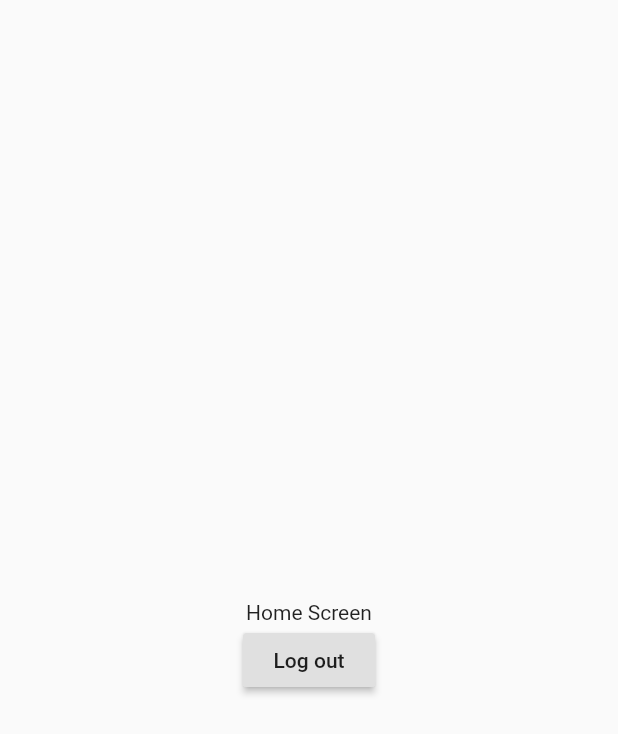
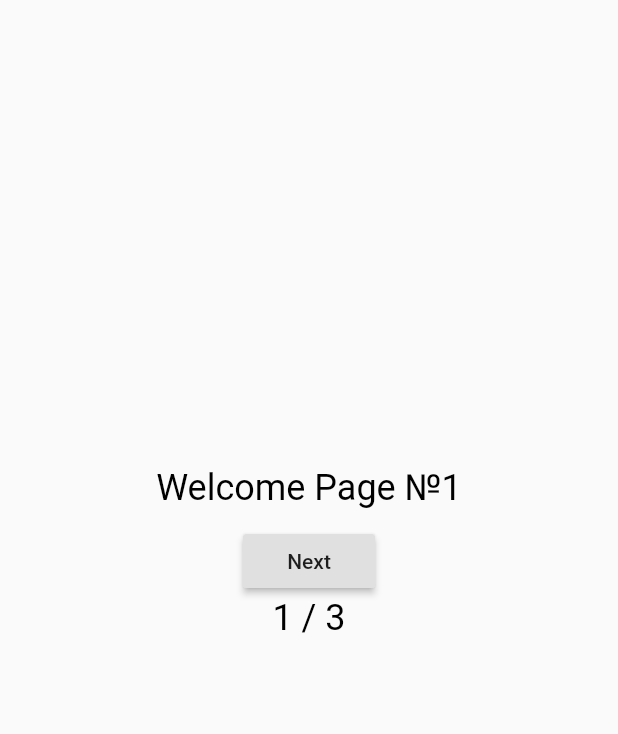
Before and after one commit to IogiS/flutter-test, a Flutter app: the screen it shows after launch, on a phone screen of 412 x 824 dp. Shown: the top 734 px of the screen. Run offline on Flutter 3.47's test engine with Material 2 defaults, Android fonts, the phone set to English and light mode, and no system bars; our stand-ins replace flutter_bloc; missing offline and left inert: flutter_session, jaguar_jwt.

Commit message:
add  series of welcome pages

```diff
--- a/test_flutter/lib/auth/auth_repository.dart
+++ b/test_flutter/lib/auth/auth_repository.dart
@@ -10,7 +10,7 @@ class AuthRepository {
   static final SESSION = FlutterSession();
   Future<void> login(String username, String password) async {
     const baseUrl = 'https://my-json-server.typicode.com/IogiS/FakeRestAPI';
-    const key = 's3cr3t';
+
     bool candidate = false;
     try {
       var res = await http.get('$baseUrl/users');
@@ -46,7 +46,6 @@ class AuthRepository {
 
     String token = issueJwtHS256(claimSet, key);
     final JwtClaim decClaimSet = verifyJwtHS256Signature(token, key);
-    print(decClaimSet.payload.entries.last.value);
     return token;
   }
 
--- a/test_flutter/lib/main.dart
+++ b/test_flutter/lib/main.dart
@@ -2,6 +2,7 @@ import 'package:flutter/material.dart';
 import 'package:flutter_bloc/flutter_bloc.dart';
 import 'package:test_flutter/auth/login/login_view.dart';
 import 'package:test_flutter/auth/auth_repository.dart';
+import 'package:test_flutter/pages/main_content.dart';
 import 'package:test_flutter/pages/welcome_pages.dart';
 
 void main() {
@@ -22,6 +23,7 @@ class MyApp extends StatelessWidget {
               child: LoginView(),
             ),
         '/welcomePage': (context) => WelcomePage(),
+        '/mainContent': (context) => MainContent(),
       },
     );
   }
--- a/test_flutter/lib/pages/welcome_pages.dart
+++ b/test_flutter/lib/pages/welcome_pages.dart
@@ -1,24 +1,101 @@
 import 'package:flutter/material.dart';
-import 'package:test_flutter/auth/auth_repository.dart';
 
-class WelcomePage extends StatelessWidget {
+class WelcomePage extends StatefulWidget {
   const WelcomePage({Key? key}) : super(key: key);
+
+  @override
+  State<WelcomePage> createState() => _WelcomePageState();
+}
+
+int _widgetId = 1;
+
+class _WelcomePageState extends State<WelcomePage> {
+  Widget _renderWidget() {
+    if (_widgetId == 1) {
+      return _renderWidget1();
+    } else if (_widgetId == 2) {
+      return _renderWidget2();
+    } else {
+      return _renderWidget3();
+    }
+  }
+
+  void _updateWidget() {
+    setState(() {
+      if (_widgetId == 1) {
+        _widgetId = 2;
+      } else if (_widgetId == 2) {
+        _widgetId = 3;
+      } else {
+        _widgetId = 1;
+      }
+    });
+  }
+
+  Widget _renderWidget1() {
+    return Container(
+      key: Key('first'),
+      width: 300,
+      height: 50,
+      child: const Center(
+        child: Text('Welcome Page №1',
+            style: TextStyle(fontSize: 24, color: Colors.black)),
+      ),
+    );
+  }
+
+  Widget _renderWidget2() {
+    return Container(
+      key: Key('second'),
+      width: 300,
+      height: 50,
+      child: const Center(
+        child: Text('Welcome Page №2',
+            style: TextStyle(fontSize: 24, color: Colors.black)),
+      ),
+    );
+  }
+
+  Widget _renderWidget3() {
+    return Container(
+        key: Key('third'),
+        width: 300,
+        height: 126,
+        child: Center(
+          child: Column(
+            children: [
+              const Text('Welcome Page №3',
+                  style: TextStyle(fontSize: 24, color: Colors.black)),
+              RaisedButton(
+                child: const Text('To Main'),
+                onPressed: () {
+                  Navigator.popAndPushNamed(context, '/mainContent');
+                },
+              ),
+            ],
+          ),
+        ));
+  }
 
   Widget build(BuildContext context) {
     return Scaffold(
       body: Center(
         child: Container(
-          margin: EdgeInsets.only(top: 400),
+          margin: const EdgeInsets.only(top: 300),
           child: Column(
             children: [
-              Text('Home Screen'),
+              AnimatedSwitcher(
+                duration: const Duration(seconds: 1),
+                child: _renderWidget(),
+              ),
               RaisedButton(
-                child: Text('Log out'),
+                child: const Text('Next'),
                 onPressed: () {
-                  AuthRepository.removeToken();
-                  Navigator.popAndPushNamed(context, '/');
+                  _updateWidget();
                 },
               ),
+              Text('$_widgetId / 3',
+                  style: TextStyle(fontSize: 24, color: Colors.black)),
             ],
           ),
         ),
```
Also changed, not shown: test_flutter/lib/pages/main_content.dart (added, +28 -0 lines).
